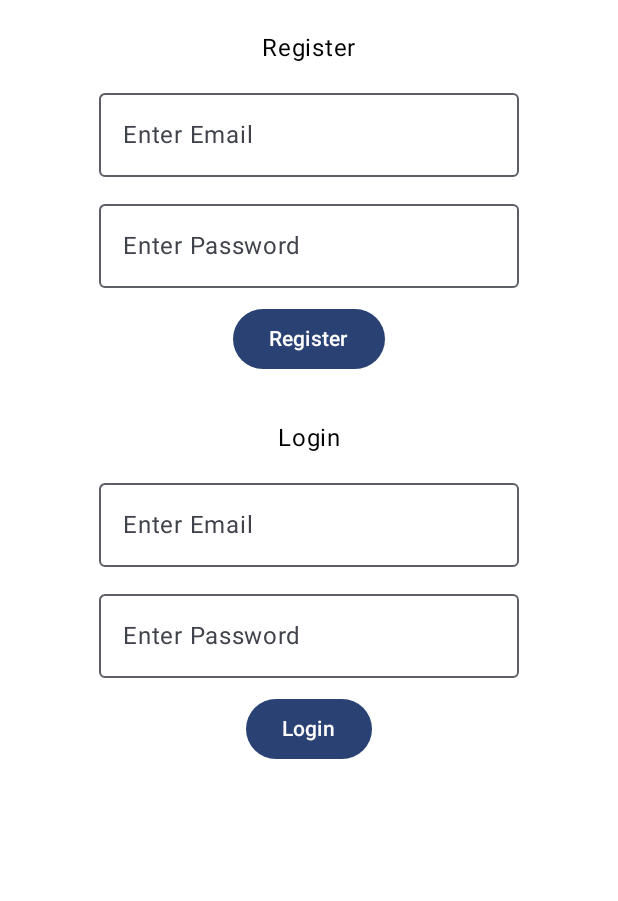
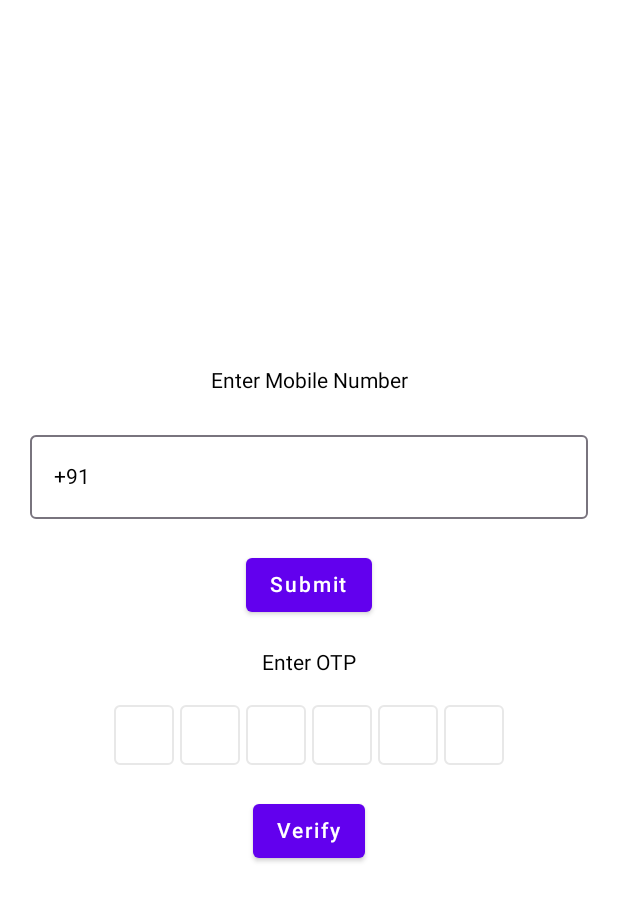
Before and after one commit to mansukh1990/DocumentBank, an Android app built with Jetpack Compose: the screen it shows after launch (AuthActivity before the commit, PhoneAuthActivity after it), on a phone screen of 412 x 824 dp. Shown: the top 901 px of the screen. Run offline under Robolectric (Android 15) with nearby library versions, the phone set to English and light mode, and no system bars; our stand-ins replace Dagger/Hilt's generated code, Firebase (no records; nobody signed in at launch, a user with empty details on screens opened directly).

Commit message:
21-02-25 - firebase login with otp

```diff
--- /dev/null
+++ b/app/src/main/java/com/example/documentbank/Firebase/FIrebaseAuth/PhoneAuthActivity.kt
@@ -0,0 +1,28 @@
+package com.example.documentbank.Firebase.FIrebaseAuth
+
+import android.annotation.SuppressLint
+import android.os.Bundle
+import androidx.activity.ComponentActivity
+import androidx.activity.compose.setContent
+import androidx.compose.material.Scaffold
+import androidx.compose.material.Surface
+import com.example.documentbank.Firebase.FIrebaseAuth.ui.PhoneAuthScreen
+import dagger.hilt.android.AndroidEntryPoint
+
+@AndroidEntryPoint
+class PhoneAuthActivity : ComponentActivity() {
+    @SuppressLint("UnusedMaterialScaffoldPaddingParameter")
+    override fun onCreate(savedInstanceState: Bundle?) {
+        super.onCreate(savedInstanceState)
+        setContent {
+            Surface {
+                Scaffold {
+                    PhoneAuthScreen(
+                        activity = this
+                    )
+                }
+
+            }
+        }
+    }
+}
--- a/app/src/main/java/com/example/documentbank/Firebase/FIrebaseAuth/AuthActivity.kt
+++ b/app/src/main/java/com/example/documentbank/Firebase/FIrebaseAuth/SignInWithEmailAndPasswordActivity.kt
@@ -11,7 +11,7 @@ import com.example.documentbank.ui.theme.DocumentBankTheme
 import dagger.hilt.android.AndroidEntryPoint
 
 @AndroidEntryPoint
-class AuthActivity : ComponentActivity() {
+class SignInWithEmailAndPasswordActivity : ComponentActivity() {
     @SuppressLint("UnusedMaterialScaffoldPaddingParameter")
     override fun onCreate(savedInstanceState: Bundle?) {
         super.onCreate(savedInstanceState)
--- a/app/src/main/java/com/example/documentbank/Firebase/FIrebaseAuth/repository/AuthRepository.kt
+++ b/app/src/main/java/com/example/documentbank/Firebase/FIrebaseAuth/repository/AuthRepository.kt
@@ -1,5 +1,6 @@
 package com.example.documentbank.Firebase.FIrebaseAuth.repository
 
+import android.app.Activity
 import com.example.documentbank.Firebase.FIrebaseAuth.AuthUser
 import com.example.documentbank.utils.Resource
 import kotlinx.coroutines.flow.Flow
@@ -13,4 +14,13 @@ interface AuthRepository {
     fun loginUser(
         authUser: AuthUser
     ): Flow<Resource<String>>
+
+    fun createUserWithPhone(
+        phone: String,
+        activity: Activity
+    ): Flow<Resource<String>>
+
+    fun signWithCredential(
+        otp: String
+    ): Flow<Resource<String>>
 }
--- /dev/null
+++ b/app/src/main/java/com/example/documentbank/Firebase/FIrebaseAuth/ui/PhoneAuthScreen.kt
@@ -0,0 +1,144 @@
+package com.example.documentbank.Firebase.FIrebaseAuth.ui
+
+import android.app.Activity
+import androidx.compose.foundation.layout.Box
+import androidx.compose.foundation.layout.Column
+import androidx.compose.foundation.layout.Spacer
+import androidx.compose.foundation.layout.fillMaxSize
+import androidx.compose.foundation.layout.fillMaxWidth
+import androidx.compose.foundation.layout.height
+import androidx.compose.foundation.layout.padding
+import androidx.compose.material.Button
+import androidx.compose.material.Text
+import androidx.compose.material3.OutlinedTextField
+import androidx.compose.runtime.Composable
+import androidx.compose.runtime.getValue
+import androidx.compose.runtime.mutableStateOf
+import androidx.compose.runtime.remember
+import androidx.compose.runtime.rememberCoroutineScope
+import androidx.compose.runtime.setValue
+import androidx.compose.ui.Alignment
+import androidx.compose.ui.Modifier
+import androidx.compose.ui.platform.LocalContext
+import androidx.compose.ui.unit.dp
+import androidx.hilt.navigation.compose.hiltViewModel
+import com.example.documentbank.utils.CommonDialog
+import com.example.documentbank.utils.OtpView
+import com.example.documentbank.utils.Resource
+import com.example.documentbank.utils.showMessage
+import kotlinx.coroutines.Dispatchers
+import kotlinx.coroutines.launch
+
+@Composable
+fun PhoneAuthScreen(
+    activity: Activity,
+    viewModel: AuthViewModel = hiltViewModel()
+) {
+
+    var mobile by remember { mutableStateOf("") }
+    var otp by remember { mutableStateOf("") }
+    var scope = rememberCoroutineScope()
+    val context = LocalContext.current
+    var isProgressDialog by remember { mutableStateOf(false) }
+
+    if (isProgressDialog) {
+        CommonDialog()
+    }
+
+    Box(
+        modifier = Modifier
+            .fillMaxSize()
+            .padding(horizontal = 20.dp),
+        contentAlignment = Alignment.Center
+    ) {
+        Column(
+            modifier = Modifier.fillMaxWidth(),
+            horizontalAlignment = Alignment.CenterHorizontally
+        ) {
+            Text(text = "Enter Mobile Number")
+            Spacer(Modifier.height(20.dp))
+            OutlinedTextField(
+                value = mobile,
+                onValueChange = {
+                    mobile = it
+                },
+                label = {
+                    Text(text = "+91")
+                },
+                modifier = Modifier.fillMaxWidth()
+            )
+            Spacer(Modifier.height(20.dp))
+            Button(onClick = {
+                scope.launch(Dispatchers.Main) {
+                    viewModel.createUserWithPhone(
+                        phone = mobile,
+                        activity = activity
+                    ).collect {
+                        when (it) {
+                            is Resource.DataError -> {
+                                isProgressDialog = false
+                                activity.showMessage(message = it.message.toString())
+                            }
+
+                            is Resource.Empty -> {
+                                isProgressDialog = false
+                                activity.showMessage(message = it.message.toString())
+                            }
+
+                            is Resource.Loading -> {
+                                isProgressDialog = true
+                            }
+
+                            is Resource.Success -> {
+                                isProgressDialog = false
+                                activity.showMessage(message = it.data!!)
+                            }
+                        }
+                    }
+                }
+            }) {
+                Text(text = "Submit")
+            }
+            Spacer(Modifier.height(20.dp))
+            Text(text = "Enter OTP")
+            Spacer(Modifier.height(20.dp))
+            OtpView(otpText = otp) {
+                otp = it
+            }
+            Spacer(Modifier.height(20.dp))
+            Button(onClick = {
+                scope.launch(Dispatchers.Main) {
+                    viewModel.signInWithCredential(
+                        otp = otp
+                    ).collect {
+                        when (it) {
+                            is Resource.DataError -> {
+                                isProgressDialog = false
+                                activity.showMessage(message = it.message.toString())
+                            }
+
+                            is Resource.Empty -> {
+                                isProgressDialog = false
+                                activity.showMessage(message = it.message.toString())
+                            }
+
+                            is Resource.Loading -> {
+                                isProgressDialog = true
+                            }
+
+                            is Resource.Success -> {
+                                isProgressDialog = false
+                                activity.showMessage(message = it.data!!)
+                            }
+                        }
+                    }
+                }
+            }) {
+                Text(text = "Verify")
+            }
+
+
+        }
+    }
+
+}
--- a/app/src/main/java/com/example/documentbank/utils/extension.kt
+++ b/app/src/main/java/com/example/documentbank/utils/extension.kt
@@ -2,9 +2,38 @@ package com.example.documentbank.utils
 
 import android.content.Context
 import android.widget.Toast
+import androidx.compose.foundation.background
+import androidx.compose.foundation.border
+import androidx.compose.foundation.layout.Arrangement
+import androidx.compose.foundation.layout.Box
+import androidx.compose.foundation.layout.Column
+import androidx.compose.foundation.layout.Row
+import androidx.compose.foundation.layout.Spacer
+import androidx.compose.foundation.layout.height
+import androidx.compose.foundation.layout.padding
+import androidx.compose.foundation.layout.size
+import androidx.compose.foundation.layout.width
+import androidx.compose.foundation.layout.wrapContentHeight
+import androidx.compose.foundation.text.BasicTextField
+import androidx.compose.foundation.text.KeyboardOptions
+import androidx.compose.material.MaterialTheme
+import androidx.compose.material.Text
 import androidx.compose.material3.CircularProgressIndicator
 import androidx.compose.runtime.Composable
+import androidx.compose.ui.Alignment
+import androidx.compose.ui.Modifier
+import androidx.compose.ui.graphics.Color
+import androidx.compose.ui.text.input.KeyboardType
+import androidx.compose.ui.text.style.TextAlign
+import androidx.compose.ui.unit.Dp
+import androidx.compose.ui.unit.TextUnit
+import androidx.compose.ui.unit.dp
+import androidx.compose.ui.unit.sp
 import androidx.compose.ui.window.Dialog
+
+const val OTP_VIEW_TYPE_NONE = 0
+const val OTP_VIEW_TYPE_UNDERLINE = 1
+const val OTP_VIEW_TYPE_BORDER = 2
 
 fun Context.showMessage(
     message: String,
@@ -24,3 +53,105 @@ fun CommonDialog() {
     }
 
 }
+
+@Composable
+fun OtpView(
+    modifier: Modifier = Modifier,
+    otpText: String = "",
+    charColor: Color = Color(0XFFE8E8E8),
+    charBackground: Color = Color.Transparent,
+    charSize: TextUnit = 20.sp,
+    containerSize: Dp = charSize.value.dp * 2,
+    otpCount: Int = 6,
+    type: Int = OTP_VIEW_TYPE_BORDER,
+    enabled: Boolean = true,
+    password: Boolean = false,
+    passwordChar: String = "",
+    keyboardOptions: KeyboardOptions = KeyboardOptions(keyboardType = KeyboardType.Phone),
+    onOtpTextChange: (String) -> Unit
+) {
+    BasicTextField(
+        modifier = modifier,
+        value = otpText,
+        onValueChange = {
+            if (it.length <= otpCount) {
+                onOtpTextChange.invoke(it)
+            }
+        },
+        enabled = enabled,
+        keyboardOptions = keyboardOptions,
+        decorationBox = {
+            Row(horizontalArrangement = Arrangement.SpaceAround) {
+                repeat(otpCount) { index ->
+                    Spacer(modifier = Modifier.width(2.dp))
+                    CharView(
+                        index = index,
+                        text = otpText,
+                        charColor = charColor,
+                        charSize = charSize,
+                        containerSize = containerSize,
+                        type = type,
+                        charBackground = charBackground,
+                        password = password,
+                        passwordChar = passwordChar,
+                    )
+                    Spacer(modifier = Modifier.width(2.dp))
+                }
+            }
+        })
+}
+
+@Composable
+private fun CharView(
+    index: Int,
+    text: String,
+    charColor: Color,
+    charSize: TextUnit,
+    containerSize: Dp,
+    type: Int = OTP_VIEW_TYPE_UNDERLINE,
+    charBackground: Color = Color.Transparent,
+    password: Boolean = false,
+    passwordChar: String = ""
+) {
+    val modifier = if (type == OTP_VIEW_TYPE_BORDER) {
+        Modifier
+            .size(containerSize)
+            .border(
+                width = 1.dp,
+                color = charColor,
+                shape = MaterialTheme.shapes.medium
+            )
+            .padding(bottom = 4.dp)
+            .background(charBackground)
+    } else Modifier
+        .width(containerSize)
+        .background(charBackground)
+
+    Column(
+        horizontalAlignment = Alignment.CenterHorizontally,
+        verticalArrangement = Arrangement.Center,
+    ) {
+        val char = when {
+            index >= text.length -> ""
+            password -> passwordChar
+            else -> text[index].toString()
+        }
+        Text(
+            text = char,
+            color = Color.Black,
+            modifier = modifier.wrapContentHeight(),
+            style = MaterialTheme.typography.body1,
+            fontSize = charSize,
+            textAlign = TextAlign.Center,
+        )
+        if (type == OTP_VIEW_TYPE_UNDERLINE) {
+            Spacer(modifier = Modifier.height(2.dp))
+            Box(
+                modifier = Modifier
+                    .background(charColor)
+                    .height(1.dp)
+                    .width(containerSize)
+            )
+        }
+    }
+}
```
Also changed, not shown: app/src/main/AndroidManifest.xml (+6 -3 lines), app/src/main/java/com/example/documentbank/Firebase/FIrebaseAuth/repository/AuthRepositoryImpl.kt (+65 -0 lines), app/src/main/java/com/example/documentbank/Firebase/FIrebaseAuth/ui/AuthViewModel.kt (+10 -0 lines), 1 other file.
